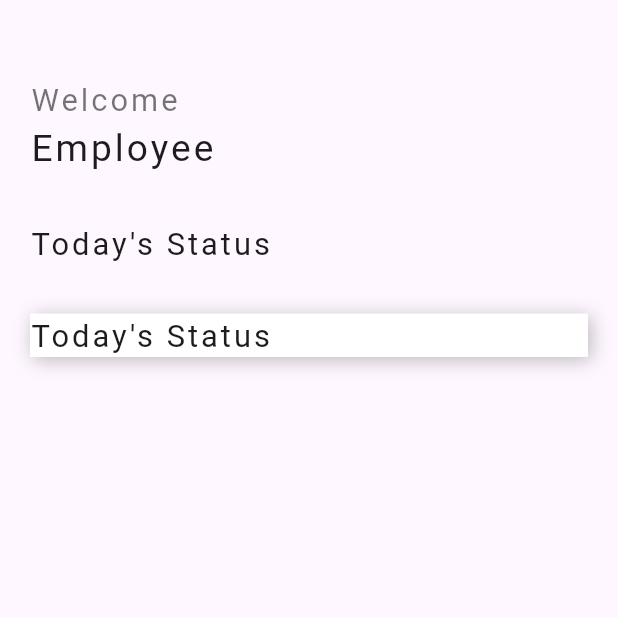
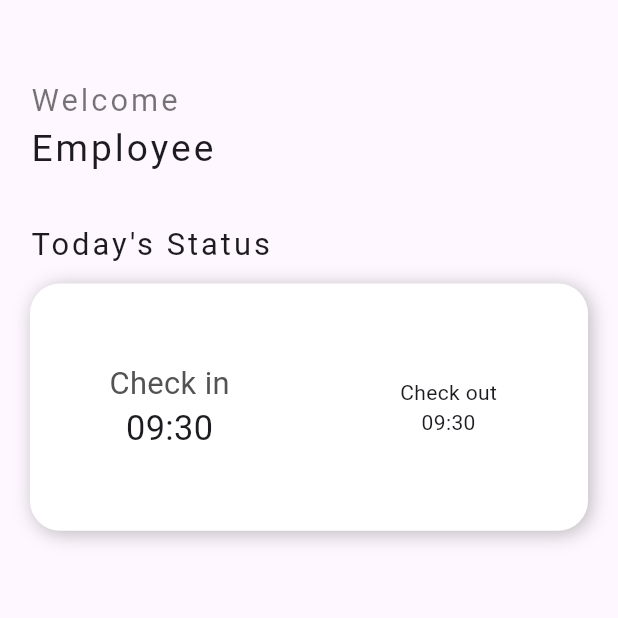
Before and after one commit to TarunHasija/Attendance-Management-system, a Flutter app: the TodayScreen screen opened directly, on a phone screen of 412 x 824 dp, the top half of it. Run offline on Flutter 3.47's test engine with Material 3 defaults, Android fonts, the phone set to English and light mode, and no system bars; our stand-ins replace cloud_firestore, firebase_core, font_awesome_flutter, shared_preferences; accounts and stored records are empty.

Commit message:
new commit

```diff
--- a/lib/screens/navscreens/todayscreen.dart
+++ b/lib/screens/navscreens/todayscreen.dart
@@ -19,49 +19,65 @@ class _TodayScreenState extends State<TodayScreen> {
           Container(
             alignment: Alignment.centerLeft,
             margin: const EdgeInsets.only(top: 32),
-            child: Text("Welcome",style: TextStyle(
+            child: Text(
+              "Welcome",
+              style: TextStyle(
                   color: Colors.black54,
                   letterSpacing: 2,
-              fontSize: deviceWidth(context)*.05
-
-            ),),
+                  fontSize: deviceWidth(context) * .05),
+            ),
           ),
           Container(
             alignment: Alignment.centerLeft,
-            child: Text("Employee",style: TextStyle(
-              letterSpacing: 2,
-              fontSize: deviceWidth(context)*.06
-
-            ),),
+            child: Text(
+              "Employee",
+              style: TextStyle(
+                  letterSpacing: 2, fontSize: deviceWidth(context) * .06),
+            ),
           ),
           Container(
             alignment: Alignment.centerLeft,
             margin: const EdgeInsets.only(top: 32),
-            child: Text("Today's Status",style: TextStyle(
-              letterSpacing: 2,
-              fontSize: deviceWidth(context)*.05
-
-            ),),
+            child: Text(
+              "Today's Status",
+              style: TextStyle(
+                  letterSpacing: 2, fontSize: deviceWidth(context) * .05),
+            ),
           ),
           Container(
+              alignment: Alignment.centerLeft,
+              margin: const EdgeInsets.only(top: 12),
+              height: deviceHeight(context) * .2,
               decoration: const BoxDecoration(
                   color: Colors.white,
                   boxShadow: [
                     BoxShadow(
                         color: Colors.black26,
                         blurRadius: 10,
-                  offset: Offset(2, 2)
-                )
-              ]
-            ),
-            alignment: Alignment.centerLeft,
-            margin: const EdgeInsets.only(top: 32),
-            child: Text("Today's Status",style: TextStyle(
-              letterSpacing: 2,
-              fontSize: deviceWidth(context)*.05
-
-            ),),
-          ),
+                        offset: Offset(2, 2))
+                  ],
+                  borderRadius: BorderRadius.all(Radius.circular(20))),
+              child:  Row(
+                children: [
+                  Expanded(
+                      child: Column(
+                    mainAxisAlignment: MainAxisAlignment.center,
+                    crossAxisAlignment: CrossAxisAlignment.center,
+                    children: [Text("Check in",style: TextStyle(
+                      fontSize: deviceWidth(context)/20,
+                      color: const Color.fromARGB(255, 83, 83, 83)
+                    ),), Text("09:30",style: TextStyle(
+                      fontSize: deviceWidth(context)/18
+                    ),)],
+                  )),
+                  const Expanded(
+                      child: Column(
+                    mainAxisAlignment: MainAxisAlignment.center,
+                    crossAxisAlignment: CrossAxisAlignment.center,
+                    children: [Text("Check out"), Text("09:30")],
+                  ))
+                ],
+              )),
         ],
       ),
     ));
```
Also changed, not shown: 1 other file. Lines whose indentation alone changed are shown as unchanged.
